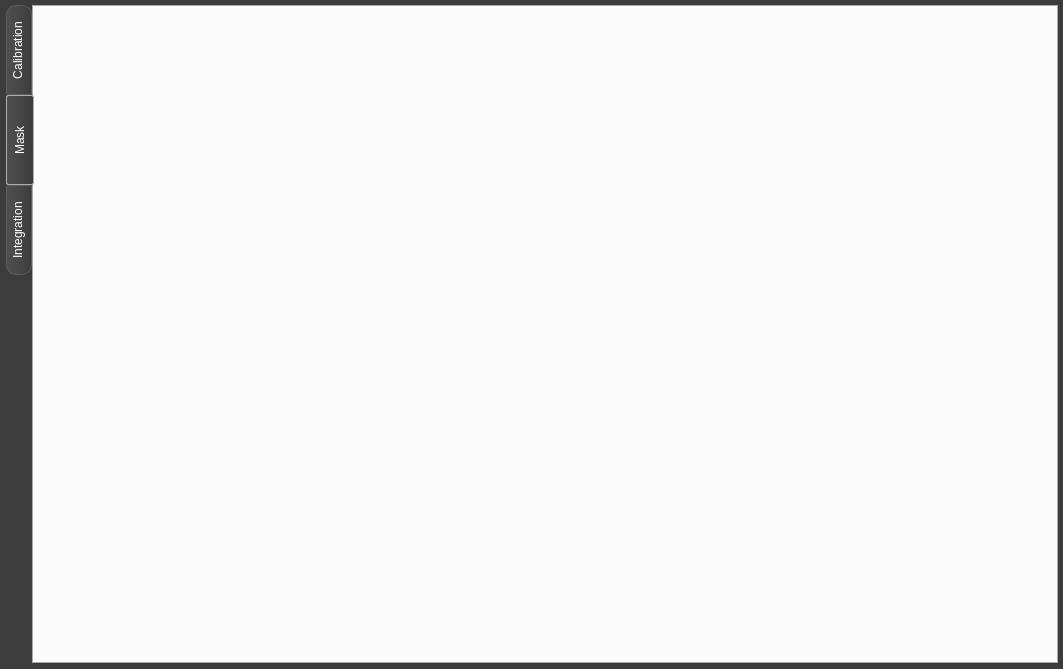
Dioptas/Dioptas, file PDX main/UiFiles/Main.ui: the form before one commit.
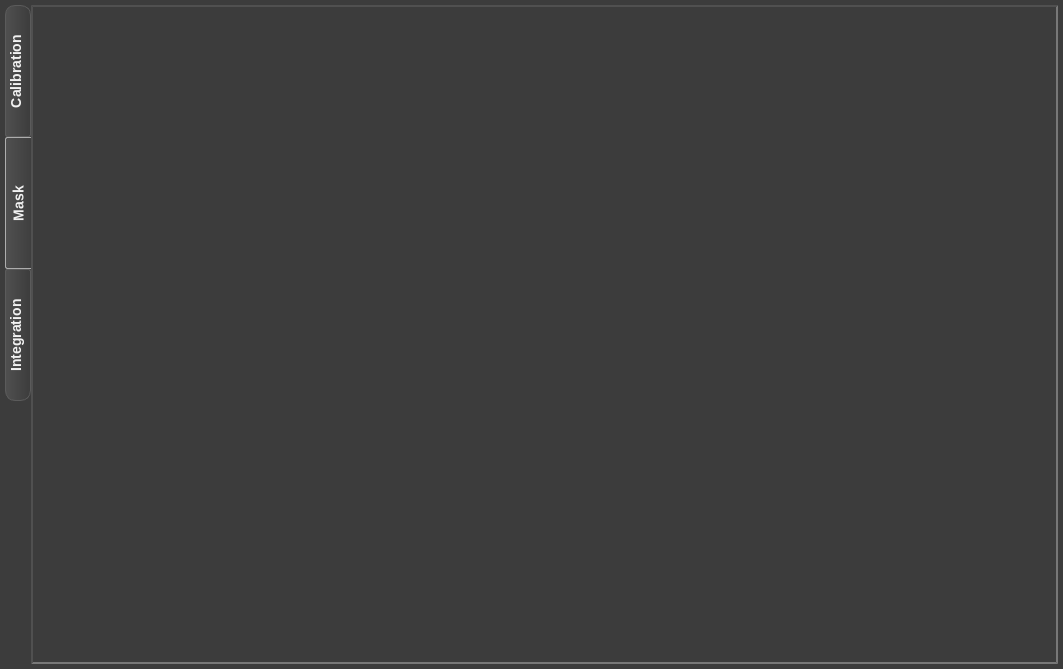
The form after the commit. The open tabs and pages were chosen to show the change.

What changed in the file:
```diff
--- a/PDX main/UiFiles/Main.ui
+++ b/PDX main/UiFiles/Main.ui
@@ -14,10 +14,12 @@
    <string>Form</string>
   </property>
   <property name="styleSheet">
-   <string notr="true">#mainView{  
+   <string notr="true">#mainView, #calibration_tab, #mask_tab, #integration_tab {  
      background: #3C3C3C;      
+	border: 5px solid #3C3C3C;
  }  
-   </string>
+
+</string>
   </property>
   <layout class="QGridLayout" name="gridLayout">
    <property name="margin">
@@ -27,18 +29,23 @@
     <widget class="QTabWidget" name="tabWidget">
      <property name="styleSheet">
       <string notr="true">QTabWidget::tab-bar{ 
+	alignment: center;
+}
+
+QTabWidget::pane{	
+	border: 2px solid #505050;
+	border-style: inset;
 }
 
 QTabBar::tab {  
      background: qlineargradient(spread:pad, x1:1, y1:0, x2:0, y2:0, stop:0 #3C3C3C, stop:1 #505050);
      border: 1px solid  #5B5B5B;  
-
+	font: bold 14px;
+	color: #F1F1F1;
      border-radius:2px;
-     padding-right: 10px;  
-     color: #FFF;  
-     width: 18px;  
-    height: 80px;
-    padding: 4px;
+	padding-right: 4px;
+     width: 20px;  
+    height:130px;
  }  
    
  QTabBar::tab:hover {  
@@ -48,8 +55,9 @@
    
  QTabBar::tab:selected {  
      border:1px solid  #ADADAD; 
-     border-left: 1px solid #ADADAD;
-    margin-left: 1px;
+	margin-right: -5px;
+	width: 25px;
+    
  }     
 QTabBar::tab:last{
     border-bottom-left-radius: 10px;
@@ -60,8 +68,6 @@
     border-top-right-radius: 10px;
 }
  QTabBar::tab:!selected {  
-    margin-left: 1px;
-    padding-left: 2px;
  }  </string>
      </property>
      <property name="tabPosition">
```
Left out of the diff: 4 changed lines with no effect on the pictures.
